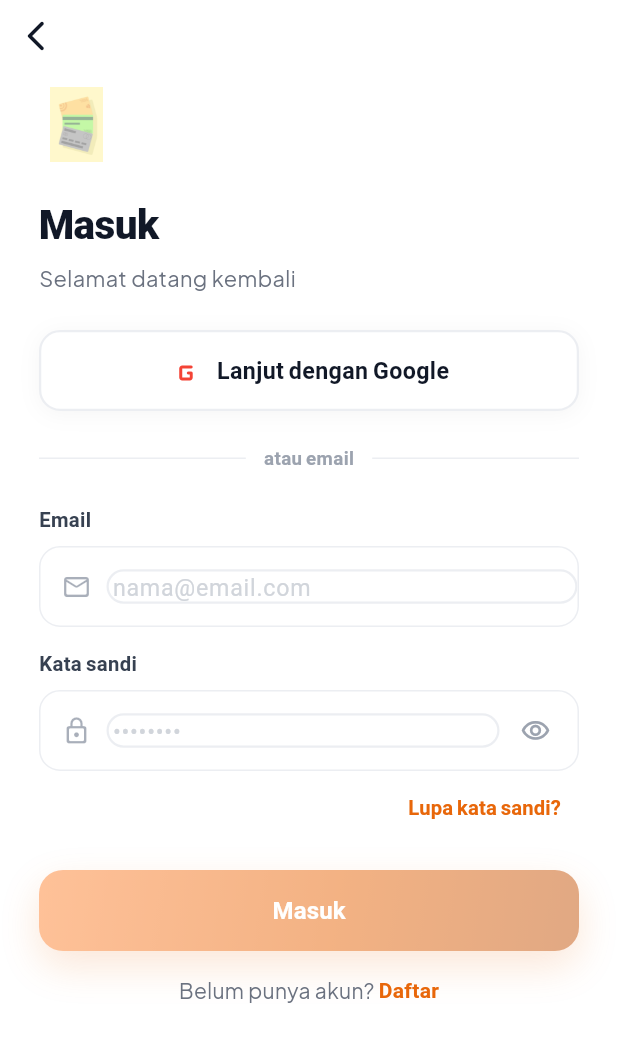
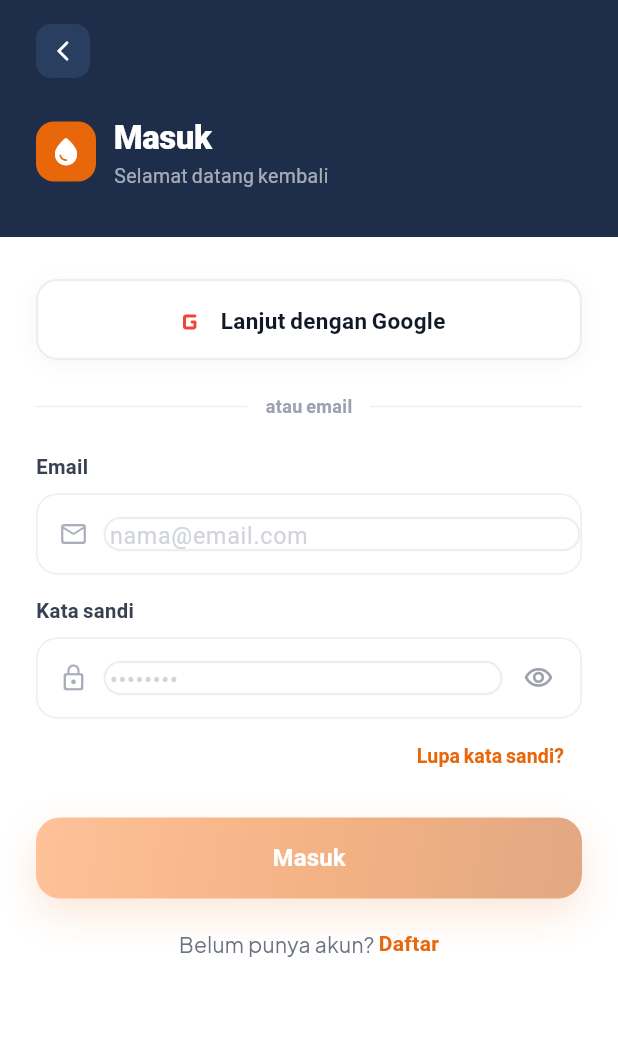
Before and after one commit to AriPurwoAji/dompet-kampus-global, a Flutter app: the LoginPage screen opened by its route, on a phone screen of 412 x 824 dp. Shown: the top 1042 px of the screen. Run offline on Flutter 3.47's test engine with Material 3 defaults, Android fonts, the phone set to English and light mode, and no system bars; our stand-ins replace dio, equatable, firebase_auth, firebase_core, flutter_bloc, flutter_secure_storage and 5 more; missing offline and left inert: mobile_scanner; accounts and stored records are empty; network calls fail.

Commit message:
UI: redesign LoginPage ke navy header + orange theme

```diff
--- a/mobile/lib/presentation/pages/auth/login_page.dart
+++ b/mobile/lib/presentation/pages/auth/login_page.dart
@@ -1,5 +1,6 @@
 import 'package:firebase_auth/firebase_auth.dart';
 import 'package:flutter/material.dart';
+import 'package:flutter/services.dart';
 import 'package:flutter_bloc/flutter_bloc.dart';
 import 'package:go_router/go_router.dart';
 import 'package:google_sign_in/google_sign_in.dart';
@@ -8,7 +9,6 @@
 import '../../blocs/auth/auth_bloc.dart';
 import '../../widgets/app_button.dart';
 import '../../widgets/app_field.dart';
-import '../../widgets/app_logo.dart';
 import '../../widgets/feature_icon.dart';
 
 class LoginPage extends StatefulWidget {
@@ -29,40 +29,25 @@
   Future<void> _loginWithGoogle() async {
     setState(() => _gLoading = true);
     try {
-      debugPrint('[Auth] Google sign-in: memulai...');
       final googleSignIn = GoogleSignIn();
-      // Keluar dari sesi Google yang ter-cache agar dialog pilih akun selalu muncul
       await googleSignIn.signOut();
       final googleUser = await googleSignIn.signIn();
       if (googleUser == null) {
-        debugPrint('[Auth] Google sign-in: dibatalkan user');
         setState(() => _gLoading = false);
         return;
       }
-      debugPrint('[Auth] Google sign-in: akun dipilih → ${googleUser.email}');
-
       final googleAuth = await googleUser.authentication;
-      debugPrint(
-          '[Auth] Google auth: accessToken=${googleAuth.accessToken != null ? "OK" : "NULL"}, '
-          'idToken=${googleAuth.idToken != null ? "OK" : "NULL"}');
-
       final credential = GoogleAuthProvider.credential(
         accessToken: googleAuth.accessToken,
         idToken: googleAuth.idToken,
       );
-      final userCredential = await FirebaseAuth.instance.signInWithCredential(credential);
-      debugPrint('[Auth] Firebase sign-in OK → uid=${userCredential.user?.uid}');
-
+      final userCredential =
+          await FirebaseAuth.instance.signInWithCredential(credential);
       final idToken = await userCredential.user?.getIdToken();
-      debugPrint(
-          '[Auth] Firebase ID token: ${idToken != null ? "OK (${idToken.length} chars)" : "NULL"}');
-
       if (idToken != null && mounted) {
-        debugPrint('[Auth] Kirim token ke backend → POST /v1/auth/verify-token');
         context.read<AuthBloc>().add(AuthLoginWithFirebase(idToken));
       }
-    } catch (e, st) {
-      debugPrint('[Auth] Google sign-in ERROR: $e\n$st');
+    } catch (e) {
       if (mounted) {
         ScaffoldMessenger.of(context).showSnackBar(
           SnackBar(content: Text('Login Google gagal: $e')),
@@ -75,7 +60,8 @@
 
   Future<void> _loginWithEmail() async {
     try {
-      final userCredential = await FirebaseAuth.instance.signInWithEmailAndPassword(
+      final userCredential =
+          await FirebaseAuth.instance.signInWithEmailAndPassword(
         email: _email,
         password: _pw,
       );
@@ -86,7 +72,9 @@
     } on FirebaseAuthException catch (e) {
       if (mounted) {
         ScaffoldMessenger.of(context).showSnackBar(
-          SnackBar(content: Text(e.message ?? 'Login gagal.')),
+          SnackBar(
+              content: Text(e.message ?? 'Login gagal.'),
+              backgroundColor: AppColors.red),
         );
       }
     }
@@ -102,43 +90,87 @@
           context.go('/home');
         } else if (state is AuthError) {
           ScaffoldMessenger.of(context).showSnackBar(
-            SnackBar(content: Text(state.message), backgroundColor: AppColors.red),
+            SnackBar(
+                content: Text(state.message),
+                backgroundColor: AppColors.red),
           );
         }
       },
-      child: Scaffold(
-        backgroundColor: Colors.white,
-        body: SafeArea(
-          child: Column(
+      child: AnnotatedRegion<SystemUiOverlayStyle>(
+        value: SystemUiOverlayStyle.light,
+        child: Scaffold(
+          backgroundColor: Colors.white,
+          body: Column(
             children: [
-              Align(
-                alignment: Alignment.topLeft,
-                child: IconButton(
-                  icon: const Icon(DkgIcons.arrowLeft, color: AppColors.ink),
-                  onPressed: () => context.go('/'),
+              // ── Navy header ─────────────────────────────────
+              Container(
+                color: AppColors.navy,
+                width: double.infinity,
+                padding: EdgeInsets.fromLTRB(
+                    24, MediaQuery.of(context).padding.top + 16, 24, 32),
+                child: Column(
+                  crossAxisAlignment: CrossAxisAlignment.start,
+                  children: [
+                    GestureDetector(
+                      onTap: () => context.go('/'),
+                      child: Container(
+                        width: 36,
+                        height: 36,
+                        decoration: BoxDecoration(
+                          color: AppColors.navyMid,
+                          borderRadius: BorderRadius.circular(10),
+                        ),
+                        child: const Icon(Icons.arrow_back_ios_new_rounded,
+                            size: 16, color: Colors.white),
+                      ),
+                    ),
+                    const SizedBox(height: 24),
+                    Row(
+                      children: [
+                        Container(
+                          width: 40,
+                          height: 40,
+                          decoration: BoxDecoration(
+                            color: AppColors.primary,
+                            borderRadius: BorderRadius.circular(12),
+                          ),
+                          child: const Icon(Icons.water_drop_rounded,
+                              size: 22, color: Colors.white),
+                        ),
+                        const SizedBox(width: 12),
+                        const Column(
+                          crossAxisAlignment: CrossAxisAlignment.start,
+                          children: [
+                            Text('Masuk',
+                                style: TextStyle(
+                                  fontFamily: 'PlusJakartaSans',
+                                  fontSize: 22,
+                                  fontWeight: FontWeight.w800,
+                                  color: Colors.white,
+                                  letterSpacing: -0.3,
+                                )),
+                            Text('Selamat datang kembali',
+                                style: TextStyle(
+                                  fontFamily: 'PlusJakartaSans',
+                                  fontSize: 13,
+                                  color: Colors.white60,
+                                )),
+                          ],
+                        ),
+                      ],
+                    ),
+                  ],
                 ),
               ),
+
+              // ── Form area ───────────────────────────────────
               Expanded(
                 child: SingleChildScrollView(
-                  padding: const EdgeInsets.fromLTRB(26, 10, 26, 24),
+                  padding: const EdgeInsets.fromLTRB(24, 28, 24, 24),
                   child: Column(
                     crossAxisAlignment: CrossAxisAlignment.start,
                     children: [
-                      const AppLogo(size: 50),
-                      const SizedBox(height: 22),
-                      const Text('Masuk',
-                          style: TextStyle(
-                            fontFamily: 'PlusJakartaSans',
-                            fontSize: 27,
-                            fontWeight: FontWeight.w800,
-                            color: AppColors.ink,
-                            letterSpacing: -0.4,
-                          )),
-                      const SizedBox(height: 6),
-                      const Text('Selamat datang kembali',
-                          style: TextStyle(fontSize: 14.5, color: AppColors.slate500)),
-                      const SizedBox(height: 24),
-                      // Google sign in
+                      // Google button
                       BlocBuilder<AuthBloc, AuthState>(
                         builder: (context, state) {
                           final loading = state is AuthLoading || _gLoading;
@@ -149,26 +181,28 @@
                               decoration: BoxDecoration(
                                 color: Colors.white,
                                 borderRadius: BorderRadius.circular(14),
-                                border: Border.all(color: AppColors.line, width: 1.5),
+                                border:
+                                    Border.all(color: AppColors.line, width: 1.5),
                                 boxShadow: AppColors.shadowSoft,
                               ),
                               child: Row(
                                 mainAxisAlignment: MainAxisAlignment.center,
                                 children: loading
-                                    ? const [
-                                        SizedBox(
+                                    ? [
+                                        const SizedBox(
                                           width: 20,
                                           height: 20,
                                           child: CircularProgressIndicator(
                                             strokeWidth: 2.4,
-                                            valueColor: AlwaysStoppedAnimation(AppColors.primary),
+                                            valueColor: AlwaysStoppedAnimation(
+                                                AppColors.primary),
                                           ),
                                         ),
-                                        SizedBox(width: 11),
-                                        Text('Menghubungkan…',
+                                        const SizedBox(width: 11),
+                                        const Text('Menghubungkan…',
                                             style: TextStyle(
                                               fontFamily: 'PlusJakartaSans',
-                                              fontSize: 15.5,
+                                              fontSize: 15,
                                               fontWeight: FontWeight.w700,
                                             )),
                                       ]
@@ -178,7 +212,7 @@
                                         Text('Lanjut dengan Google',
                                             style: TextStyle(
                                               fontFamily: 'PlusJakartaSans',
-                                              fontSize: 15.5,
+                                              fontSize: 15,
                                               fontWeight: FontWeight.w700,
                                               color: AppColors.ink,
                                             )),
@@ -193,10 +227,10 @@
                         const Expanded(child: Divider(color: AppColors.line)),
                         Padding(
                           padding: const EdgeInsets.symmetric(horizontal: 12),
-                          child: const Text('atau email',
+                          child: Text('atau email',
                               style: TextStyle(
                                 fontFamily: 'PlusJakartaSans',
-                                fontSize: 12.5,
+                                fontSize: 12,
                                 fontWeight: FontWeight.w600,
                                 color: AppColors.slate400,
                               )),
@@ -221,9 +255,12 @@
                         placeholder: '••••••••',
                         prefixIcon: const Icon(DkgIcons.lock, size: 20),
                         suffixIcon: IconButton(
-                          icon: Icon(_showPw ? DkgIcons.eyeOff : DkgIcons.eye,
-                              size: 20, color: AppColors.slate400),
-                          onPressed: () => setState(() => _showPw = !_showPw),
+                          icon: Icon(
+                              _showPw ? DkgIcons.eyeOff : DkgIcons.eye,
+                              size: 20,
+                              color: AppColors.slate400),
+                          onPressed: () =>
+                              setState(() => _showPw = !_showPw),
                         ),
                       ),
                       Align(
@@ -235,7 +272,7 @@
                                 fontFamily: 'PlusJakartaSans',
                                 color: AppColors.primary,
                                 fontWeight: FontWeight.w700,
-                                fontSize: 13.5,
+                                fontSize: 13,
                               )),
                         ),
                       ),
@@ -247,12 +284,13 @@
                           isLoading: state is AuthLoading,
                         ),
                       ),
-                      const SizedBox(height: 16),
+                      const SizedBox(height: 20),
                       Row(
                         mainAxisAlignment: MainAxisAlignment.center,
                         children: [
                           const Text('Belum punya akun? ',
-                              style: TextStyle(fontSize: 14, color: AppColors.slate500)),
+                              style: TextStyle(
+                                  fontSize: 14, color: AppColors.slate500)),
                           GestureDetector(
                             onTap: () => context.go('/register'),
                             child: const Text('Daftar',
@@ -286,8 +324,8 @@
       height: 21,
       child: Image.network(
         'https://upload.wikimedia.org/wikipedia/commons/thumb/c/c1/Google_%22G%22_logo.svg/24px-Google_%22G%22_logo.svg.png',
-        errorBuilder: (_, __, ___) =>
-            const Icon(Icons.g_mobiledata_rounded, size: 24, color: Colors.red),
+        errorBuilder: (_, __, ___) => const Icon(Icons.g_mobiledata_rounded,
+            size: 24, color: Colors.red),
       ),
     );
   }
```
